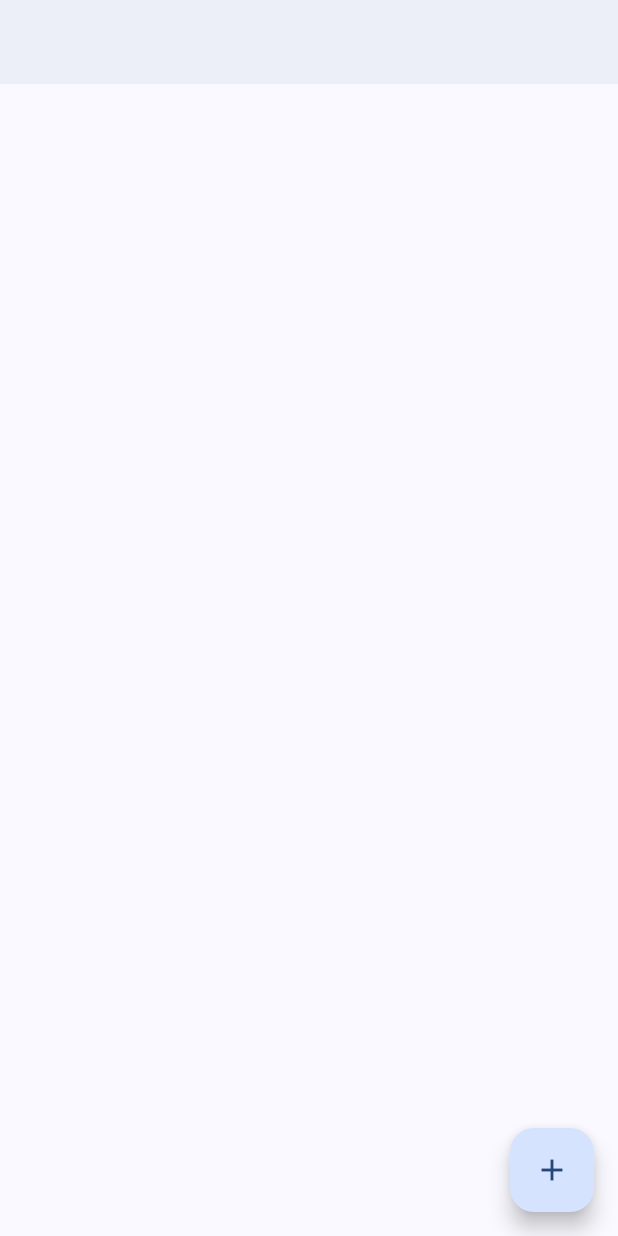
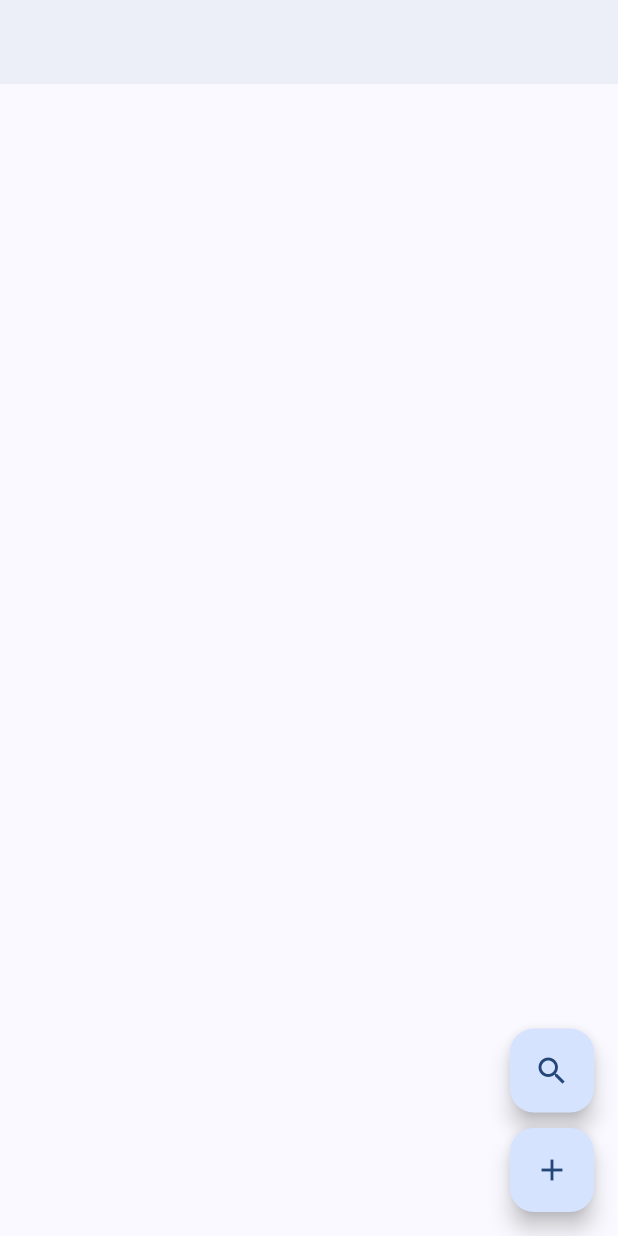
Before and after one commit to vytautas-pranskunas-/customer-contracts-manager, a Flutter app: the screen it shows after launch, on a phone screen of 412 x 824 dp. Run offline on Flutter 3.47's test engine with Material 2 defaults, Android fonts, the phone set to English and light mode, and no system bars; drawn by our look-alikes of oktoast; our stand-ins replace file_picker, flutter_screenutil, permission_handler, reactive_forms; missing offline and left inert: syncfusion_flutter_pdf, syncfusion_flutter_pdfviewer, syncfusion_flutter_signaturepad.

```diff
--- a/lib/pages/home/home.dart
+++ b/lib/pages/home/home.dart
@@ -20,6 +20,8 @@ class _HomePageState extends State<HomePage> {
   var files = List<FileSystemEntity>.empty();
   var templates = List<FileSystemEntity>.empty();
   late String directory;
+  bool isSearchOpen = false;
+  String searchText = '';
 
   @override
   void initState() {
@@ -35,7 +37,7 @@ class _HomePageState extends State<HomePage> {
     });
   }
 
-  void _listTemplatesFiles() async {
+  Future<void> _listTemplatesFiles() async {
     directory = await createFolderInAppDocDir(Constants.templateFolderName);
     setState(() {
       templates = Directory(directory).listSync();
@@ -44,11 +46,71 @@ class _HomePageState extends State<HomePage> {
 
   @override
   Widget build(BuildContext context) {
+    var filteredFiles = _filterFiles();
     return Scaffold(
       appBar: AppBar(elevation: 2),
-      floatingActionButton: FloatingActionButton(
-        onPressed: () => _chooseTemplate(),
-        child: const Icon(Icons.add),
+      floatingActionButton: Column(
+        mainAxisAlignment: MainAxisAlignment.end,
+        mainAxisSize: MainAxisSize.min,
+        crossAxisAlignment: CrossAxisAlignment.end,
+        children: <Widget>[
+          AnimatedContainer(
+            duration: const Duration(milliseconds: 200),
+            child: isSearchOpen
+                ? Container(
+                    padding: const EdgeInsets.symmetric(horizontal: 10, vertical: 5),
+                    constraints: BoxConstraints(
+                      maxWidth: MediaQuery.of(context).size.width * .8,
+                      minWidth: MediaQuery.of(context).size.width * .5,
+                    ),
+                    decoration: BoxDecoration(
+                      color: Colors.white,
+                      borderRadius: BorderRadius.circular(10),
+                    ),
+                    child: TextFormField(
+                      initialValue: searchText,
+                      autofocus: true,
+                      decoration: InputDecoration(
+                        hintText: 'Search...',
+                        suffixIcon: searchText.isEmpty
+                            ? null
+                            : IconButton(
+                                onPressed: () {
+                                  setState(() {
+                                    searchText = '';
+                                    isSearchOpen = false;
+                                  });
+                                },
+                                icon: const Icon(Icons.close),
+                              ),
+                      ),
+                      onChanged: (value) {
+                        setState(() {
+                          searchText = value;
+                        });
+                      },
+                      onEditingComplete: () {
+                        setState(() {
+                          isSearchOpen = false;
+                        });
+                      },
+                    ),
+                  )
+                : FloatingActionButton(
+                    onPressed: () {
+                      setState(() {
+                        isSearchOpen = true;
+                      });
+                    },
+                    child: const Icon(Icons.search),
+                  ),
+          ),
+          SizedBox(height: 10.h),
+          FloatingActionButton(
+            onPressed: () => _chooseTemplate(),
+            child: const Icon(Icons.add),
+          ),
+        ],
       ),
       body: Padding(
         padding: const EdgeInsets.all(8.0),
@@ -56,22 +118,31 @@ class _HomePageState extends State<HomePage> {
           children: [
             Expanded(
               child: ListView.builder(
-                  itemCount: files.length,
+                  itemCount: filteredFiles.length,
                   itemBuilder: (BuildContext context, int index) {
-                    return _fileCardItem(files[index]);
+                    return _fileCardItem(filteredFiles[index]);
                   }),
-            )
+            ),
           ],
         ),
       ),
     );
   }
 
+  _filterFiles() {
+    if (searchText.isEmpty || searchText.length < 3) {
+      return files;
+    }
+
+    return files.where((element) => element.path.contains(searchText)).toList();
+  }
+
   _chooseTemplate() {
     showModalBottomSheet(
       context: context,
       isScrollControlled: true,
-      builder: (BuildContext builder) => Container(
+      builder: (BuildContext builder) => StatefulBuilder(
+        builder: (BuildContext context, StateSetter setState) => Container(
           constraints: BoxConstraints(
             minHeight: MediaQuery.of(context).size.height * .9,
             maxHeight: MediaQuery.of(context).size.height * .9,
@@ -82,7 +153,7 @@ class _HomePageState extends State<HomePage> {
           child: Column(
             children: <Widget>[
               ElevatedButton(
-                onPressed: () => _uploadTemplate(),
+                onPressed: () => _uploadTemplate(setState),
                 child: const Text('Upload new template'),
               ),
               SizedBox(height: 10.h),
@@ -94,7 +165,9 @@ class _HomePageState extends State<HomePage> {
                     }),
               ),
             ],
-          )),
+          ),
+        ),
+      ),
     );
   }
 
@@ -142,7 +215,7 @@ class _HomePageState extends State<HomePage> {
     );
   }
 
-  _uploadTemplate() async {
+  _uploadTemplate(StateSetter setState) async {
     var status = await Permission.storage.status;
     if (status.isDenied) {
       await Permission.storage.request();
@@ -161,7 +234,8 @@ class _HomePageState extends State<HomePage> {
     var file = File(result.files.single.path!);
     await file.copy('$templateDir/${result.files.single.name}');
     showToast('Template uploaded successfully!', backgroundColor: Colors.green);
-    _listTemplatesFiles();
+    await _listTemplatesFiles();
+    setState(() {});
   }
 
   static Future<String> createFolderInAppDocDir(String folderName) async {
```
Also changed, not shown: lib/pages/home/file_editor.dart (+69 -34 lines).
